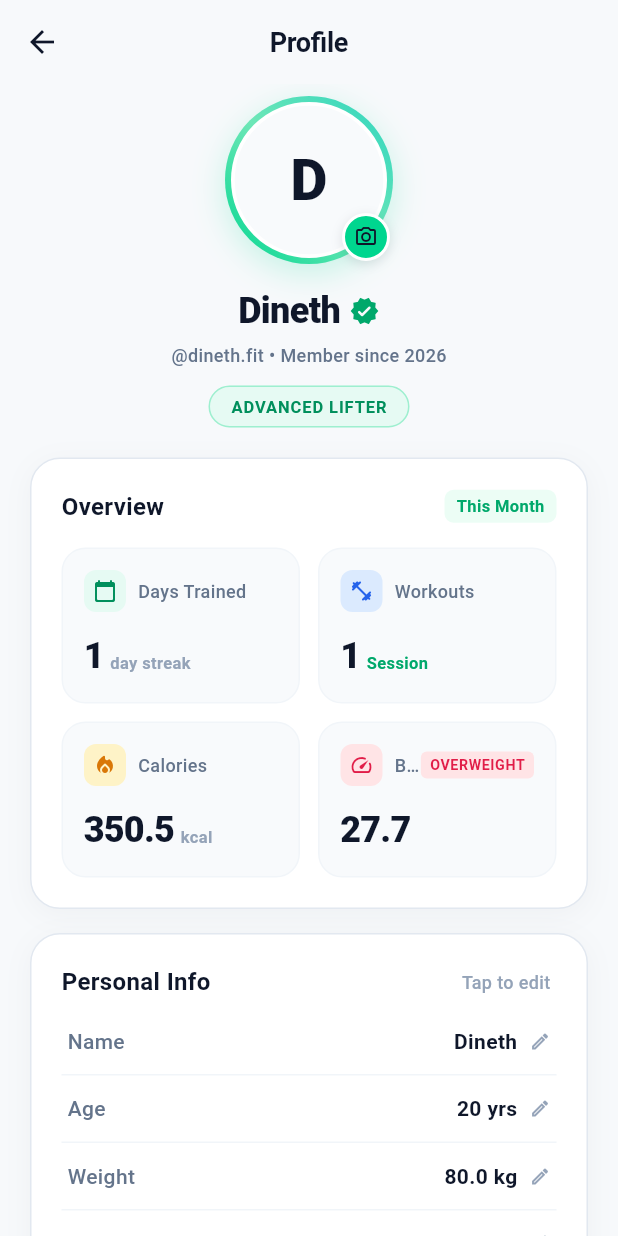
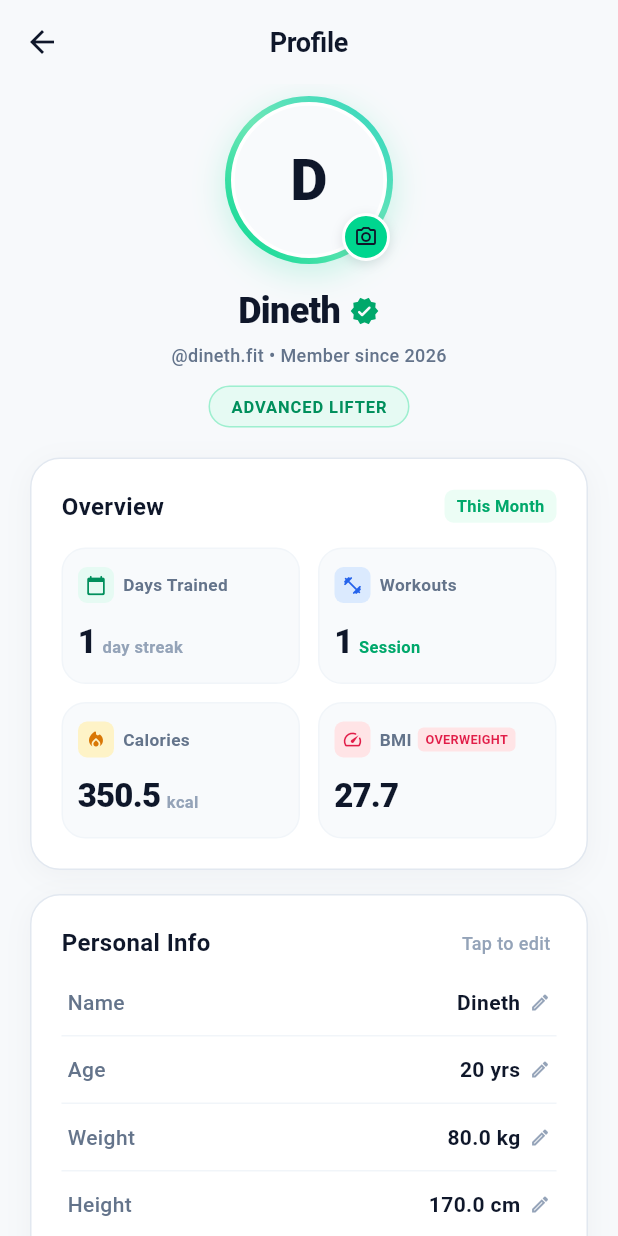
Before and after one commit to MasterDineth/FitTrack, a Flutter app: the ProfileScreen screen opened by its route, on a phone screen of 412 x 824 dp. Run offline on Flutter 3.47's test engine with Material 3 defaults, Android fonts, the phone set to English and light mode, and no system bars; our stand-ins replace flutter_riverpod, freezed_annotation, go_router, image_picker, riverpod_annotation, shared_preferences and 1 more; accounts and stored records are empty; generated files the repository leaves out were written again; Roboto replaces fonts that are missing (Plus Jakarta Sans).

Commit message:
Improve profile text overflow and spacing
Refines `ProfileScreen` layout to better handle long content and avoid row overflow. The username, stat labels/badges, units, and setting values now use more resilient sizing (`Flexible`/`Expanded`, ellipsis, max lines), while card paddings, icon sizes, gaps, and typography were tuned for tighter, more stable alignment.

```diff
--- a/fittrack/lib/presentation/screens/profile_screen.dart
+++ b/fittrack/lib/presentation/screens/profile_screen.dart
@@ -276,8 +276,10 @@ class ProfileScreen extends ConsumerWidget {
         // User name with verified badge
         Row(
           mainAxisAlignment: MainAxisAlignment.center,
+          mainAxisSize: MainAxisSize.min,
           children: [
-            Text(
+            Flexible(
+              child: Text(
                 profile.name,
                 style: const TextStyle(
                   fontFamily: 'Plus Jakarta Sans',
@@ -285,6 +287,8 @@ class ProfileScreen extends ConsumerWidget {
                   fontWeight: FontWeight.w800,
                   letterSpacing: -0.4,
                   color: _slateDark,
+                ),
+                overflow: TextOverflow.ellipsis,
               ),
             ),
             const SizedBox(width: 6),
@@ -485,7 +489,7 @@ class ProfileScreen extends ConsumerWidget {
     Color? badgeColor,
   }) {
     return Container(
-      padding: const EdgeInsets.all(14),
+      padding: const EdgeInsets.symmetric(horizontal: 10, vertical: 12),
       decoration: BoxDecoration(
         color: const Color(0xFFF8FAFC),
         borderRadius: BorderRadius.circular(16),
@@ -497,33 +501,42 @@ class ProfileScreen extends ConsumerWidget {
           Row(
             children: [
               Container(
-                width: 28,
-                height: 28,
+                width: 24,
+                height: 24,
                 decoration: BoxDecoration(
                   color: iconBg,
-                  borderRadius: BorderRadius.circular(8),
+                  borderRadius: BorderRadius.circular(6),
                 ),
                 child: Center(
-                  child: Icon(icon, size: 16, color: iconColor),
+                  child: Icon(icon, size: 14, color: iconColor),
                 ),
               ),
-              const SizedBox(width: 8),
-              Expanded(
+              const SizedBox(width: 6),
+              Flexible(
+                flex: badge != null ? 1 : 1,
                 child: Text(
                   label,
                   style: const TextStyle(
                     fontFamily: 'Plus Jakarta Sans',
-                    fontSize: 12,
-                    fontWeight: FontWeight.w500,
+                    fontSize: 11.5,
+                    fontWeight: FontWeight.w600,
                     color: _slateMuted,
                   ),
                   overflow: TextOverflow.ellipsis,
                 ),
               ),
-              if (badge != null)
-                Container(
-                  padding:
-                      const EdgeInsets.symmetric(horizontal: 6, vertical: 2),
+              if (badge != null) ...[
+                const SizedBox(width: 4),
+                Flexible(
+                  flex: 2,
+                  child: FittedBox(
+                    fit: BoxFit.scaleDown,
+                    alignment: Alignment.centerRight,
+                    child: Container(
+                      padding: const EdgeInsets.symmetric(
+                        horizontal: 5,
+                        vertical: 2,
+                      ),
                       decoration: BoxDecoration(
                         color: badgeBg ?? const Color(0xFFD1FAE5),
                         borderRadius: BorderRadius.circular(4),
@@ -532,16 +545,19 @@ class ProfileScreen extends ConsumerWidget {
                         badge,
                         style: TextStyle(
                           fontFamily: 'Plus Jakarta Sans',
-                      fontSize: 9.5,
+                          fontSize: 8.5,
                           fontWeight: FontWeight.w700,
-                      letterSpacing: 0.4,
+                          letterSpacing: 0.2,
                           color: badgeColor ?? const Color(0xFF047857),
                         ),
                       ),
                     ),
+                  ),
+                ),
+              ],
             ],
           ),
-          const SizedBox(height: 12),
+          const SizedBox(height: 10),
           Row(
             crossAxisAlignment: CrossAxisAlignment.baseline,
             textBaseline: TextBaseline.alphabetic,
@@ -550,7 +566,7 @@ class ProfileScreen extends ConsumerWidget {
                 value,
                 style: const TextStyle(
                   fontFamily: 'Plus Jakarta Sans',
-                  fontSize: 24,
+                  fontSize: 22,
                   fontWeight: FontWeight.w800,
                   letterSpacing: -0.5,
                   color: _slateDark,
@@ -558,13 +574,16 @@ class ProfileScreen extends ConsumerWidget {
               ),
               if (unit != null) ...[
                 const SizedBox(width: 4),
-                Text(
+                Expanded(
+                  child: Text(
                     unit,
+                    overflow: TextOverflow.ellipsis,
                     style: TextStyle(
                       fontFamily: 'Plus Jakarta Sans',
                       fontSize: 11,
                       fontWeight: FontWeight.w600,
                       color: unitColor ?? _slateLight,
+                    ),
                   ),
                 ),
               ],
@@ -879,6 +898,7 @@ class ProfileScreen extends ConsumerWidget {
     bool isEditable = false,
     bool hasChevron = false,
     VoidCallback? onTap,
+    int maxLines = 2,
   }) {
     return InkWell(
       onTap: onTap,
@@ -886,7 +906,7 @@ class ProfileScreen extends ConsumerWidget {
       child: Padding(
         padding: const EdgeInsets.symmetric(vertical: 12, horizontal: 4),
         child: Row(
-          mainAxisAlignment: MainAxisAlignment.spaceBetween,
+          crossAxisAlignment: CrossAxisAlignment.center,
           children: [
             Text(
               label,
@@ -897,11 +917,11 @@ class ProfileScreen extends ConsumerWidget {
                 color: _slateMuted,
               ),
             ),
-            const SizedBox(width: 8),
-            Flexible(
+            const SizedBox(width: 12),
+            Expanded(
               child: Row(
-                mainAxisSize: MainAxisSize.min,
                 mainAxisAlignment: MainAxisAlignment.end,
+                crossAxisAlignment: CrossAxisAlignment.center,
                 children: [
                   if (customValueWidget != null)
                     Flexible(child: customValueWidget)
@@ -910,17 +930,20 @@ class ProfileScreen extends ConsumerWidget {
                       child: Text(
                         value,
                         textAlign: TextAlign.end,
+                        maxLines: maxLines,
+                        softWrap: true,
                         overflow: TextOverflow.ellipsis,
                         style: const TextStyle(
                           fontFamily: 'Plus Jakarta Sans',
                           fontSize: 14,
                           fontWeight: FontWeight.w600,
                           color: _slateDark,
+                          height: 1.25,
                         ),
                       ),
                     ),
                   if (isEditable) ...[
-                    const SizedBox(width: 8),
+                    const SizedBox(width: 6),
                     const Icon(
                       Icons.edit_outlined,
                       size: 14,
@@ -928,7 +951,7 @@ class ProfileScreen extends ConsumerWidget {
                     ),
                   ],
                   if (hasChevron) ...[
-                    const SizedBox(width: 6),
+                    const SizedBox(width: 4),
                     const Icon(
                       Icons.chevron_right_rounded,
                       size: 18,
```
Lines whose indentation alone changed are shown as unchanged.
